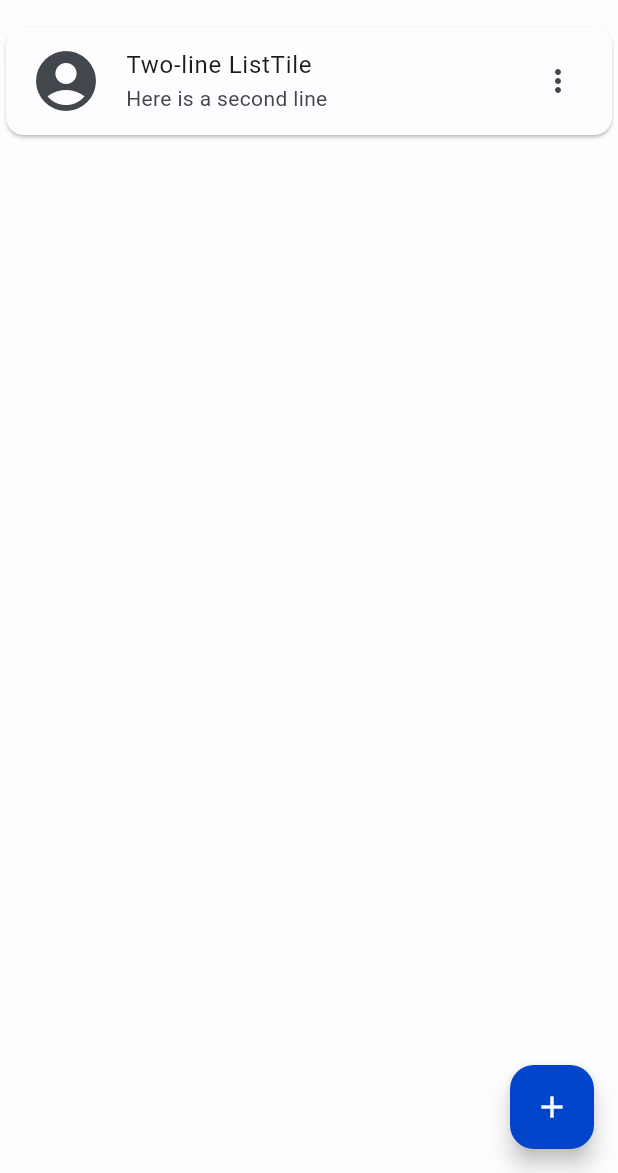
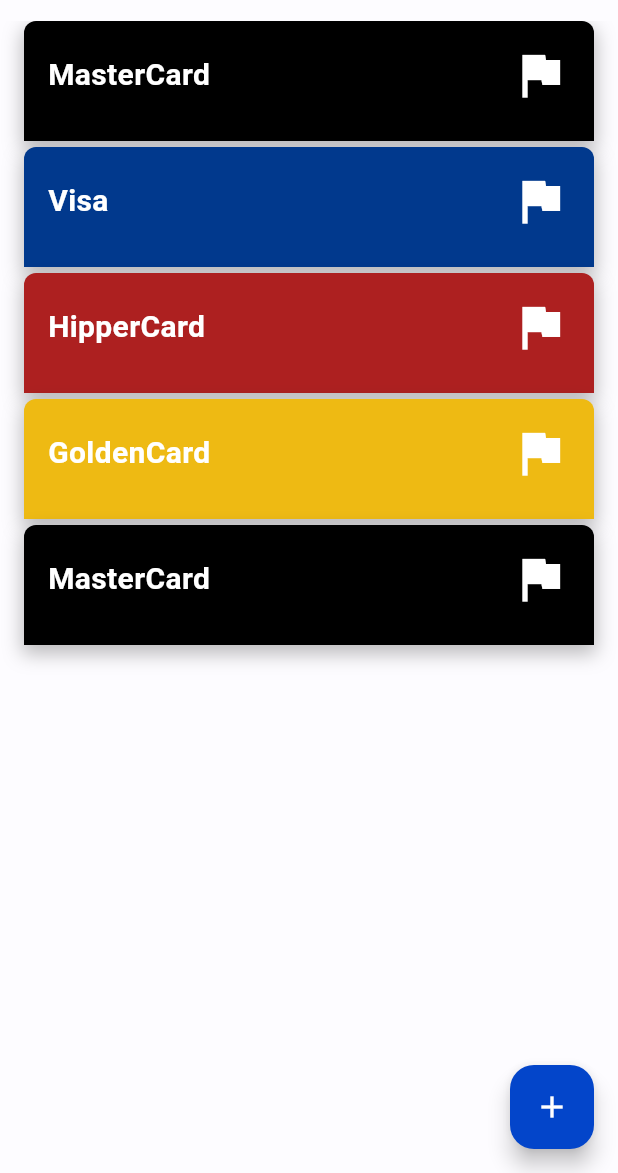
Before and after one commit to mborges18/flutter_bytebank, a Flutter app: the Home screen opened directly, on a phone screen of 412 x 824 dp, the part 63-1236 px from its top. Run offline on Flutter 3.47's test engine with Material 3 defaults, Android fonts, the phone set to English and light mode, and no system bars; our stand-ins replace bloc, device_preview, flutter_bloc; missing offline and left inert: dart:html, pretty_http_logger.

Commit message:
refactory credit card

```diff
--- a/lib/application.dart
+++ b/lib/application.dart
@@ -7,6 +7,7 @@ import 'package:device_preview/device_preview.dart';
 
 import 'authenticator/signin/bloc/signin_bloc.dart';
 import 'authenticator/signup/bloc/signup_bloc.dart';
+import 'home/ui/home_screen.dart';
 
 class Application extends StatelessWidget {
   const Application({super.key});
@@ -25,7 +26,7 @@ class Application extends StatelessWidget {
         themeMode: ThemeMode.system,
         theme: lightTheme,
         darkTheme: darkTheme,
-        home: const AuthenticatorScreen()),
+        home: const Home()),
     );
   }
 }
--- a/lib/authenticator/signin/ui/signin_screen.dart
+++ b/lib/authenticator/signin/ui/signin_screen.dart
@@ -4,12 +4,13 @@ import 'package:flutter_bloc/flutter_bloc.dart';
 import '../../../components/buttons/button_filled.dart';
 import '../../../components/buttons/button_outline.dart';
 import '../../../components/buttons/button_switch.dart';
+import '../../../components/dialogs/dialog_date_picker.dart';
 import '../../../components/dialogs/dialog_information.dart';
 import '../../../components/inputs/input_text.dart';
 import '../../../components/titles/subtitle_left.dart';
 import '../../../components/titles/text_normal.dart';
 import '../../../components/titles/title_center.dart';
-import '../../../home/home_screen.dart';
+import '../../../home/ui/home_screen.dart';
 import '../../../util/string/strings.dart';
 import '../../../util/util.dart';
 import '../bloc/signin_bloc.dart';
@@ -32,6 +33,7 @@ class _SignInScreenState extends State<SignInScreen> {
   @override
   void initState() {
     super.initState();
+    DialogDatePicker().init();
     bloc = SignInBloc();
   }
 
--- a/lib/authenticator/signup/ui/signup_screen.dart
+++ b/lib/authenticator/signup/ui/signup_screen.dart
@@ -6,7 +6,7 @@ import '../../../../components/inputs/input_text.dart';
 import '../../../../components/titles/subtitle_left.dart';
 import '../../../../components/titles/text_normal.dart';
 import '../../../../components/titles/title_center.dart';
-import '../../../../home/home_screen.dart';
+import '../../../home/ui/home_screen.dart';
 import '../../../../util/string/strings.dart';
 import '../../../../util/util.dart';
 import '../../../components/dialogs/dialog_information.dart';
--- /dev/null
+++ b/lib/components/dialogs/dialog_date_picker.dart
@@ -0,0 +1,20 @@
+class DialogDatePicker {
+  var now = DateTime(2024, 2);
+
+  void init() {
+    // Getting the total number of days of the month
+    var totalDays = daysInMonth(now);
+
+    // Stroing all the dates till the last date
+    // since we have found the last date using generate
+    var listOfDates = List<int>.generate(totalDays, (i) => i + 1);
+    print(listOfDates);
+  }
+
+// this returns the last date of the month using DateTime
+  int daysInMonth(DateTime date) {
+    var firstDayThisMonth = DateTime(date.year, date.month, date.day);
+    var firstDayNextMonth = DateTime(firstDayThisMonth.year, firstDayThisMonth.month + 1, firstDayThisMonth.day);
+    return firstDayNextMonth.difference(firstDayThisMonth).inDays;
+  }
+}
--- a/lib/home/home_screen.dart
+++ /dev/null
@@ -1,31 +0,0 @@
-import 'package:flutter/material.dart';
-
-class Home extends StatelessWidget {
-  const Home({super.key});
-
-  @override
-  Widget build(BuildContext context) {
-    return Scaffold(
-      appBar: AppBar(title: const Text("ByteBank"),),
-      body: ListView(
-        children: const <Widget>[
-          Card(
-            child: ListTile(
-              leading: Icon(Icons.account_circle_sharp, size: 48.0,),
-              title: Text('Two-line ListTile'),
-              subtitle: Text('Here is a second line'),
-              trailing: Icon(Icons.more_vert),
-            ),
-          ),
-        ],
-      ),
-      floatingActionButton: FloatingActionButton(
-        onPressed: _click,
-        child: const Icon(Icons.add),
-      ),
-    );
-  }
-
-  void _click() {}
-
-}
--- /dev/null
+++ b/lib/home/ui/credit_card_item.dart
@@ -0,0 +1,133 @@
+import 'package:flutter/material.dart';
+
+class CreditCardItem extends StatefulWidget {
+  const CreditCardItem({
+    super.key,
+    required this.color,
+    required this.numberCard,
+    required this.nameUser,
+    required this.dateExpiredCard,
+    required this.nameCard,
+  });
+
+  final Color color;
+  final String numberCard;
+  final String nameCard;
+  final String nameUser;
+  final String dateExpiredCard;
+
+  @override
+  State<CreditCardItem> createState() => _CreditCardItemState();
+}
+
+class _CreditCardItemState extends State<CreditCardItem> {
+  double _height = 80.0;
+  bool _isExpanded = false;
+  double _borderBottom = 0.0;
+
+  void _updateHeight() {
+    setState(() {
+      _height = _isExpanded ? 80.0 : 210.0;
+      _borderBottom = _isExpanded ? 0.0 : 8.0;
+      _isExpanded = !_isExpanded;
+    });
+  }
+
+  @override
+  Widget build(BuildContext context) {
+    return Padding(
+        padding: const EdgeInsets.only(bottom: 4, left: 16, right: 16),
+        child: GestureDetector(
+          onTap: () {
+            _updateHeight();
+          },
+          child: AnimatedContainer(
+            duration: const Duration(milliseconds: 300),
+            height: _height,
+            padding: const EdgeInsets.all(16),
+            decoration: BoxDecoration(
+              color: widget.color,
+              borderRadius: BorderRadius.only(
+                topLeft: const Radius.circular(8.0),
+                topRight: const Radius.circular(8.0),
+                bottomLeft: Radius.circular(_borderBottom),
+                bottomRight: Radius.circular(_borderBottom),
+              ),
+              boxShadow: const [
+                BoxShadow(
+                  color: Colors.black26,
+                  spreadRadius: 1,
+                  blurRadius: 10,
+                  offset: Offset(0, 5), // changes position of shadow
+                ),
+              ],
+            ),
+            child:
+            ScrollConfiguration(
+                behavior:
+                ScrollConfiguration.of(context).copyWith(scrollbars: false),
+                child: SingleChildScrollView(
+                  physics: const NeverScrollableScrollPhysics(),
+                  child:
+                  Stack(
+                    children: [
+                      Row(
+                        children: [
+                          Text(
+                            widget.nameCard,
+                            style: const TextStyle(
+                                fontSize: 20,
+                                fontWeight: FontWeight.bold,
+                                color: Colors.white),
+                          ),
+                          const Spacer(),
+                          const Icon(
+                            Icons.flag,
+                            color: Colors.white,
+                            size: 40,
+                          ),
+                        ],
+                      ),
+                      Column(
+                          children: [
+                            const SizedBox(height: 60.0),
+                            Row(
+                              children: [
+                                Text(
+                                  widget.numberCard,
+                                  style: const TextStyle(
+                                      fontSize: 20,
+                                      fontWeight: FontWeight.bold,
+                                      color: Colors.white),
+                                ),
+                              ],
+                            ),
+                            const SizedBox(height: 20.0),
+                            Row(
+                              children: [
+                                Text(
+                                  widget.nameUser,
+                                  style: const TextStyle(
+                                      fontSize: 20,
+                                      fontWeight: FontWeight.bold,
+                                      color: Colors.white),
+                                ),
+                                const Spacer(),
+                                Text(
+                                  widget.dateExpiredCard,
+                                  style: const TextStyle(
+                                      fontSize: 20,
+                                      fontWeight: FontWeight.bold,
+                                      color: Colors.white),
+                                ),
+                              ],
+                            ),
+                          ],
+                        ),
+                    ],
+                  ),
+                )),
+          ),
+        ));
+  }
+}
--- /dev/null
+++ b/lib/home/ui/home_screen.dart
@@ -0,0 +1,37 @@
+import 'package:flutter/material.dart';
+
+import 'credit_card_item.dart';
+
+class Home extends StatelessWidget {
+  const Home({super.key});
+
+  @override
+  Widget build(BuildContext context) {
+    return Scaffold(
+      appBar: AppBar(
+        title: const Text("ByteBank"),
+      ),
+      body:
+      SingleChildScrollView(
+        child: ListView(
+              shrinkWrap: true,
+              scrollDirection: Axis.vertical,
+              physics: const NeverScrollableScrollPhysics(),
+              children: const <Widget>[
+                CreditCardItem(color: Color(0xFF000000), nameCard: 'MasterCard', nameUser: "MARCOS PAULO CASTRO", numberCard: "**** 5698", dateExpiredCard: "02/2025",),
+                CreditCardItem(color: Color(0xFF01398D), nameCard: 'Visa', nameUser: "RENATO CASTRO", numberCard: "**** 7841", dateExpiredCard: "12/2025",),
+                CreditCardItem(color: Color(0xFFAD2020), nameCard: 'HipperCard', nameUser: "MARCELA CASTRO", numberCard: "**** 5788", dateExpiredCard: "10/2025",),
+                CreditCardItem(color: Color(0xFFEEBA13), nameCard: 'GoldenCard', nameUser: "RAFAELA ALINE CASTRO", numberCard: "**** 1234", dateExpiredCard: "05/2025",),
+                CreditCardItem(color: Color(0xFF000000), nameCard: 'MasterCard', nameUser: "JUNIOR CASTRO", numberCard: "**** 1458", dateExpiredCard: "04/2025",),
+              ],
+            ),
+      ),
+      floatingActionButton: FloatingActionButton(
+        onPressed: _click,
+        child: const Icon(Icons.add),
+      ),
+    );
+  }
+
+  void _click() {}
+}
```
Also changed, not shown: 1 other file.
